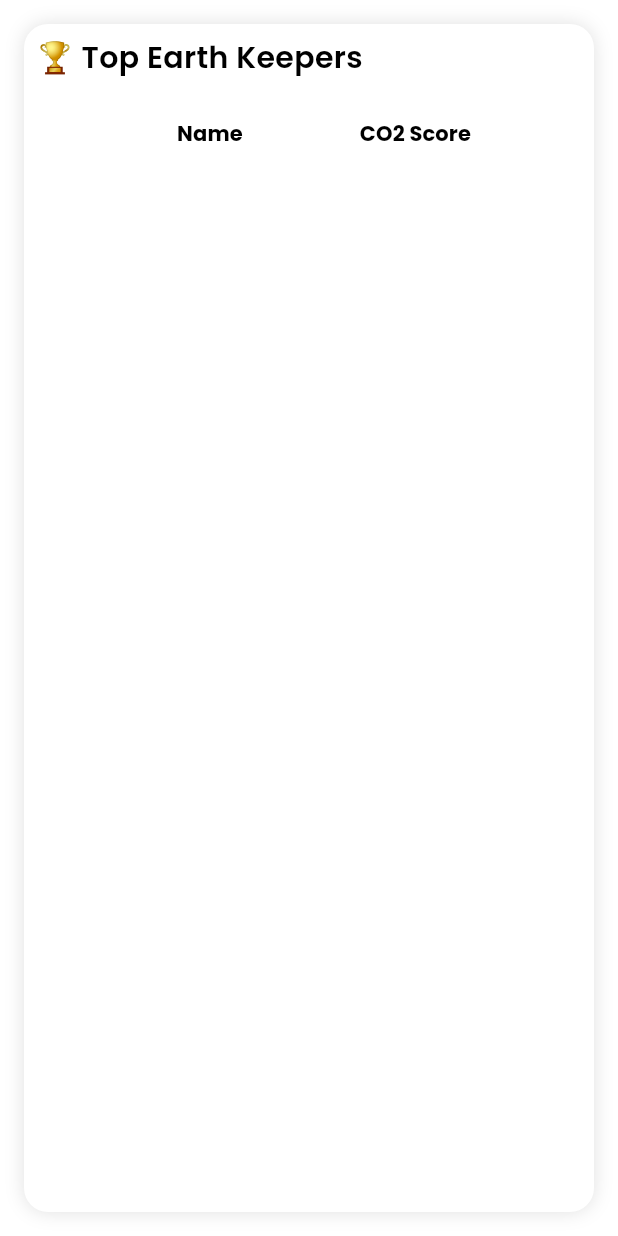
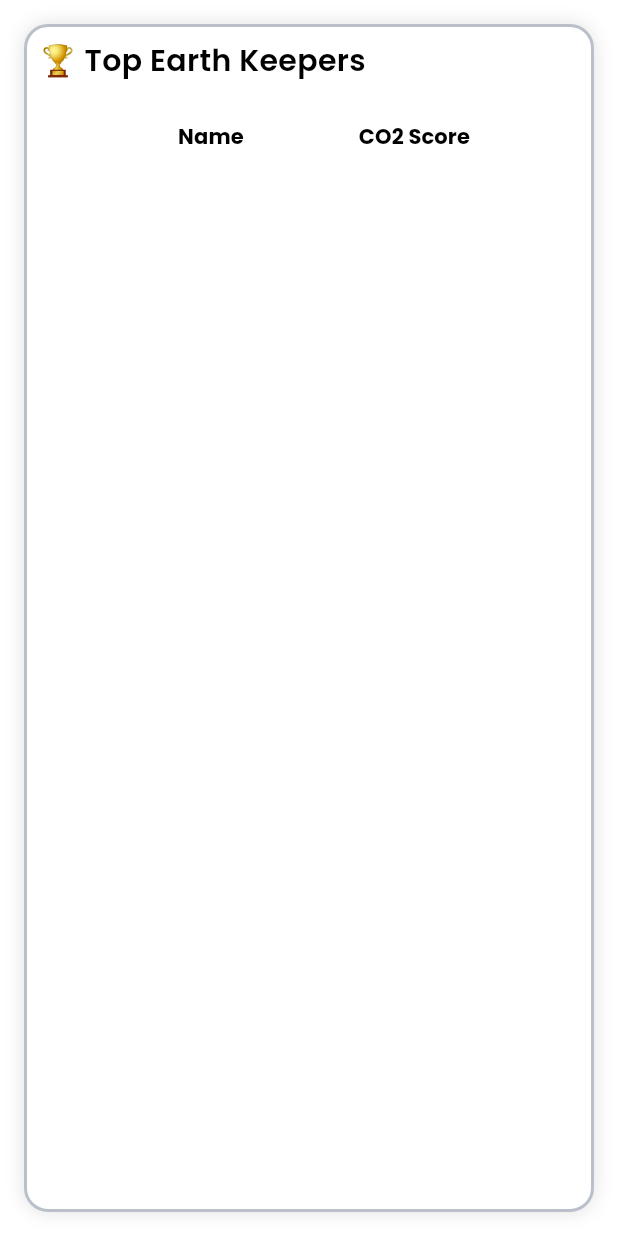
Before and after one commit to Final-Project-RecipeRescue/Client, a Flutter app: the GasPollutionTable widget shown alone on an empty page, opened directly with empty values, on a phone screen of 412 x 824 dp. Run offline on Flutter 3.47's test engine with Material 3 defaults, Android fonts, the phone set to English and light mode, and no system bars; our stand-ins replace awesome_dialog, csc_picker, firebase_auth, firebase_core, fl_chart, flutter_dotenv and 10 more; missing offline and left inert: dart:ffi, firebase_app_check; accounts and stored records are empty; network calls fail.

Commit message:
small gui changes

```diff
--- a/lib/analytics_page.dart
+++ b/lib/analytics_page.dart
@@ -19,6 +19,7 @@ class AnalyticsPage extends StatelessWidget {
   Widget build(BuildContext context) {
     final AnalyticsController controller = Get.put(AnalyticsController());
     return Scaffold(
+      backgroundColor: myGrey[100],
       body: SafeArea(
         child: Obx(() {
           return SingleChildScrollView(
--- a/lib/components/meals_table.dart
+++ b/lib/components/meals_table.dart
@@ -68,6 +68,7 @@ class HouseholdMealsTable extends StatelessWidget {
       margin: const EdgeInsets.all(16.0),
       decoration: BoxDecoration(
         borderRadius: BorderRadius.circular(16.0),
+        border: Border.all(color: Colors.grey, width: 2.0),
         color: Colors.white,
         boxShadow: const [
           BoxShadow(
--- a/lib/components/rank_pollution_table.dart
+++ b/lib/components/rank_pollution_table.dart
@@ -2,6 +2,7 @@ import 'package:flutter/material.dart';
 import 'package:flutter/widgets.dart';
 import 'package:get/get.dart';
 import 'package:google_fonts/google_fonts.dart';
+import 'package:reciperescue_client/colors/colors.dart';
 import '../models/user_model.dart';
 
 class GasPollutionTable extends StatelessWidget {
@@ -19,6 +20,7 @@ class GasPollutionTable extends StatelessWidget {
       margin: const EdgeInsets.all(16.0),
       decoration: BoxDecoration(
         borderRadius: BorderRadius.circular(16.0),
+        border: Border.all(color: myGrey, width: 2.0),
         color: Colors.white,
         boxShadow: const [
           BoxShadow(
--- a/lib/models/user_model.dart
+++ b/lib/models/user_model.dart
@@ -10,7 +10,7 @@ class UserModel {
   final double sumOfGasPollution;
 
   UserModel({
-    this.firstName = "firstName",
+    this.firstName = "User",
     this.lastName = "lastName",
     this.email,
     this.country,
```
Also changed, not shown: lib/home_page.dart (+20 -3 lines).
